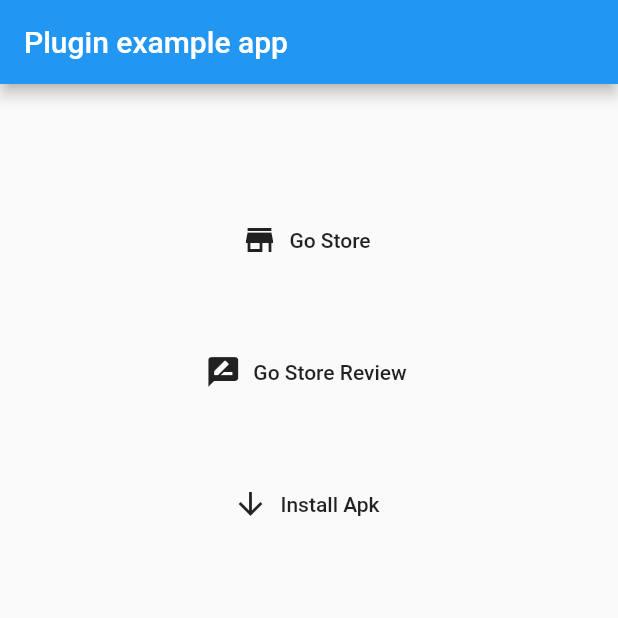
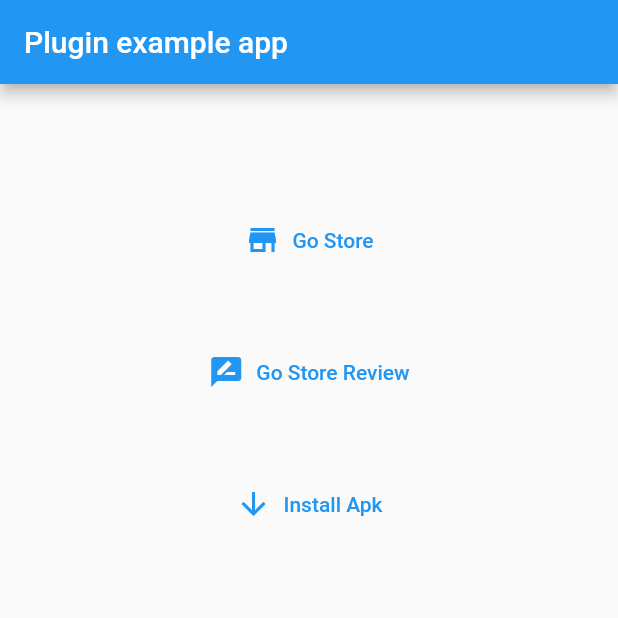
Before and after one commit to BytesZero/app_installer, a Flutter app: the screen it shows after launch, on a phone screen of 412 x 824 dp, the top half of it. Run offline on Flutter 3.47's test engine with Material 2 defaults, Android fonts, the light colour scheme and no system bars.

Commit message:
1、增加空安全版本

```diff
--- a/example/lib/main.dart
+++ b/example/lib/main.dart
@@ -24,7 +24,7 @@ class _MyAppState extends State<MyApp> {
           child: Column(
             children: <Widget>[
               SizedBox(height: 80),
-              FlatButton.icon(
+              TextButton.icon(
                 onPressed: () {
                   AppInstaller.goStore(androidAppId, iOSAppId);
                 },
@@ -32,7 +32,7 @@ class _MyAppState extends State<MyApp> {
                 label: Text('Go Store'),
               ),
               SizedBox(height: 40),
-              FlatButton.icon(
+              TextButton.icon(
                 onPressed: () {
                   AppInstaller.goStore(androidAppId, iOSAppId, review: true);
                 },
@@ -40,7 +40,7 @@ class _MyAppState extends State<MyApp> {
                 label: Text('Go Store Review'),
               ),
               SizedBox(height: 40),
-              FlatButton.icon(
+              TextButton.icon(
                 onPressed: () {
                   AppInstaller.installApk('/sdcard/app/app-debug.apk');
                 },
--- a/pubspec.yaml
+++ b/pubspec.yaml
@@ -1,14 +1,14 @@
 name: app_installer
 description: A new Android + iOS app installer plugin , supports opening app stores and editor reviews, as well as installing Apk files.
-version: 0.4.0
+version: 1.0.0
 author: Zero <zhengsonglan001@gmail.com>
 homepage: https://github.com/yy1300326388/app_installer
 documentation: https://github.com/yy1300326388/app_installer/tree/master/example
 publish_to: https://pub.dev
 
 environment:
-  sdk: ">=2.1.0 <3.0.0"
-  flutter: ">=1.12.0 <2.0.0"
+  sdk: ">=2.12.0-0 <3.0.0"
+  flutter: ">=1.24.0-3.0.pre <2.0.0"
 
 dependencies:
   flutter:
```
Also changed, not shown: 1 other file.
